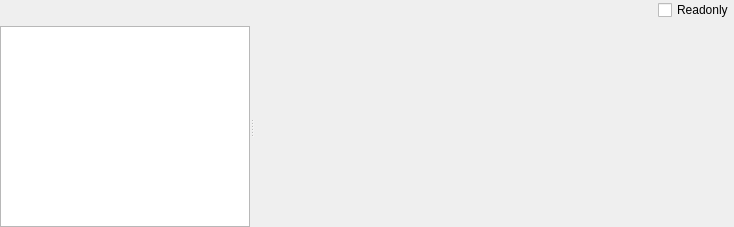
horsicq/FormatWidgets, file MACH/machwidget.ui: the form before one commit.
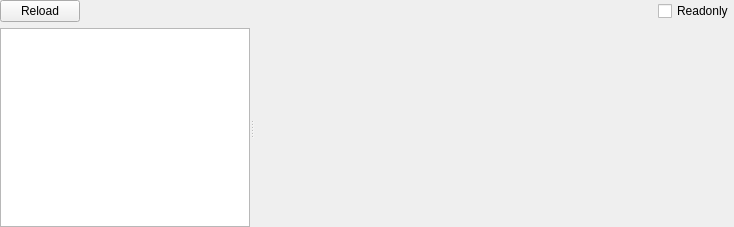
The form after the commit. Custom widgets are drawn as their Qt base class.

Patch:
```diff
--- a/MACH/machwidget.ui
+++ b/MACH/machwidget.ui
@@ -31,6 +31,13 @@
      <property name="sizeConstraint">
       <enum>QLayout::SetDefaultConstraint</enum>
      </property>
+     <item>
+      <widget class="QPushButton" name="pushButtonReload">
+       <property name="text">
+        <string>Reload</string>
+       </property>
+      </widget>
+     </item>
      <item>
       <spacer name="horizontalSpacer">
        <property name="orientation">
```
